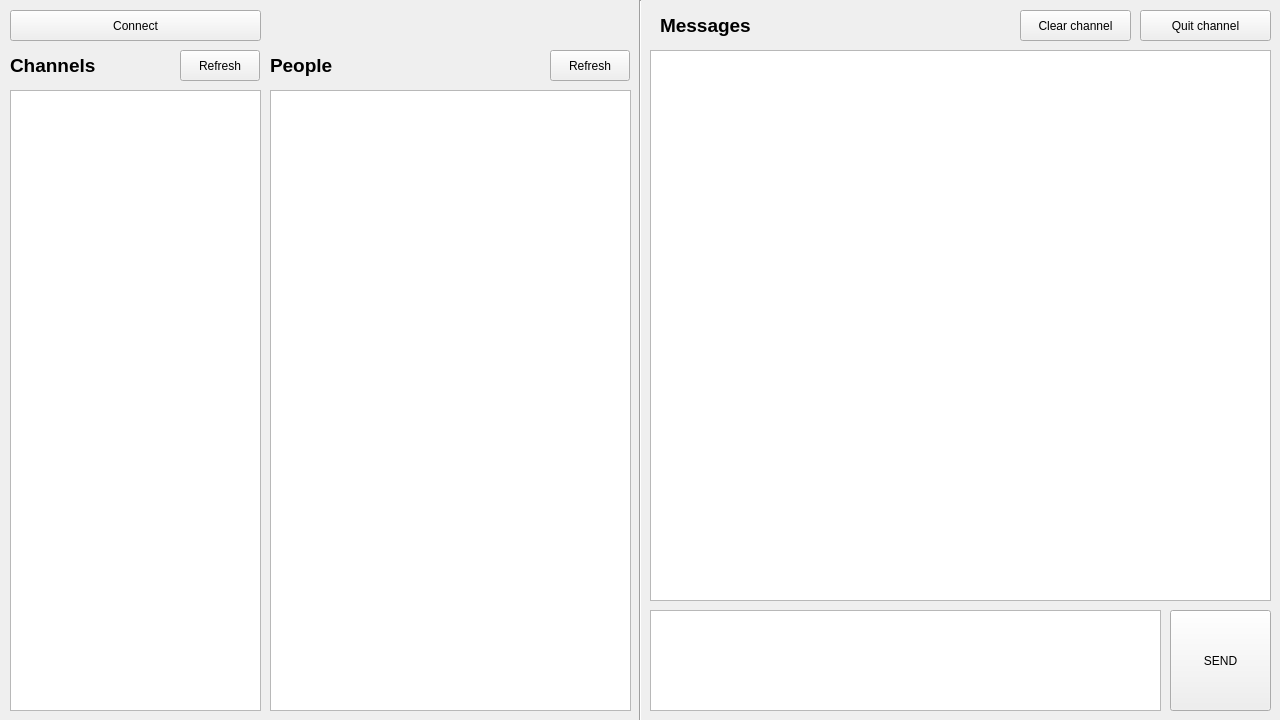
Before: the Qt Designer form client/c_myirc/mainwindow.ui in maximejen/MyIRC-EPI-2017-2018, drawn with Qt 5.
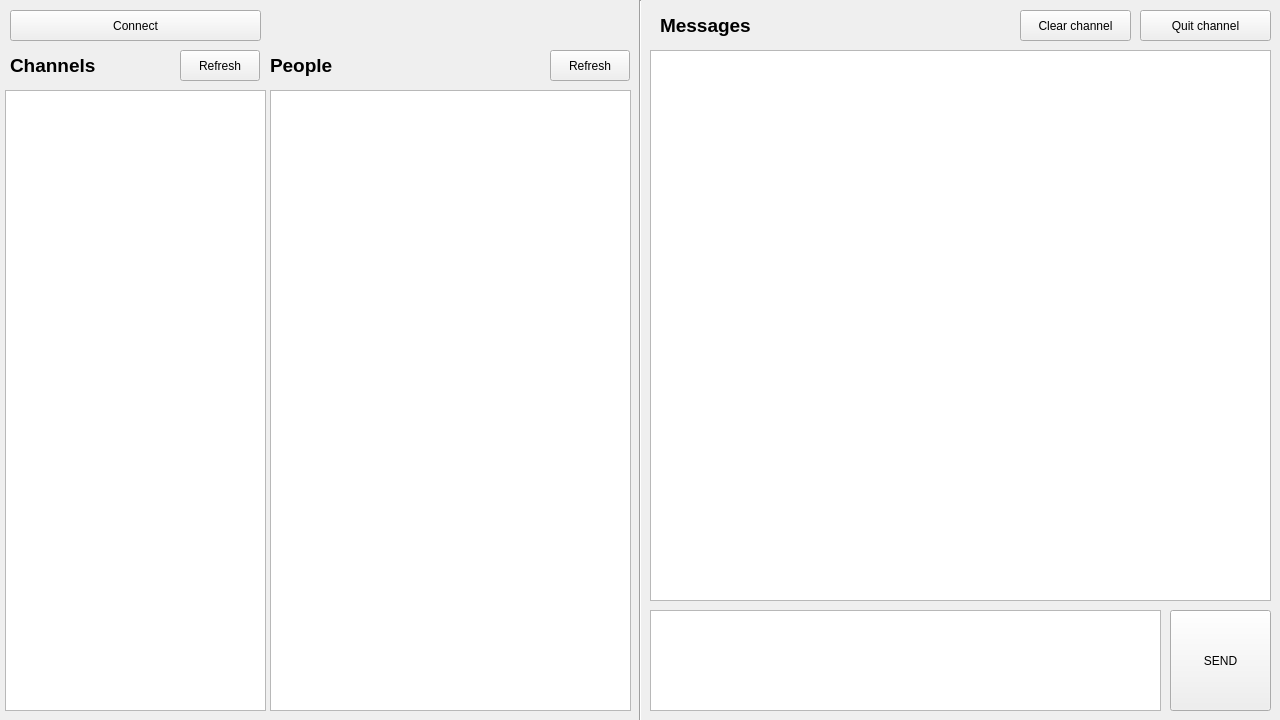
After: the same form once the commit is applied.

Diff of the .ui file:
```diff
--- a/client/c_myirc/mainwindow.ui
+++ b/client/c_myirc/mainwindow.ui
@@ -50,16 +50,6 @@
      <enum>Qt::Vertical</enum>
     </property>
    </widget>
-   <widget class="QListView" name="channelList">
-    <property name="geometry">
-     <rect>
-      <x>10</x>
-      <y>90</y>
-      <width>251</width>
-      <height>621</height>
-     </rect>
-    </property>
-   </widget>
    <widget class="QListView" name="peopleList">
     <property name="geometry">
      <rect>
@@ -206,6 +196,16 @@
      <string>Clear channel</string>
     </property>
    </widget>
+   <widget class="QListWidget" name="channelList">
+    <property name="geometry">
+     <rect>
+      <x>5</x>
+      <y>90</y>
+      <width>261</width>
+      <height>621</height>
+     </rect>
+    </property>
+   </widget>
   </widget>
  </widget>
  <layoutdefault spacing="6" margin="11"/>
```
